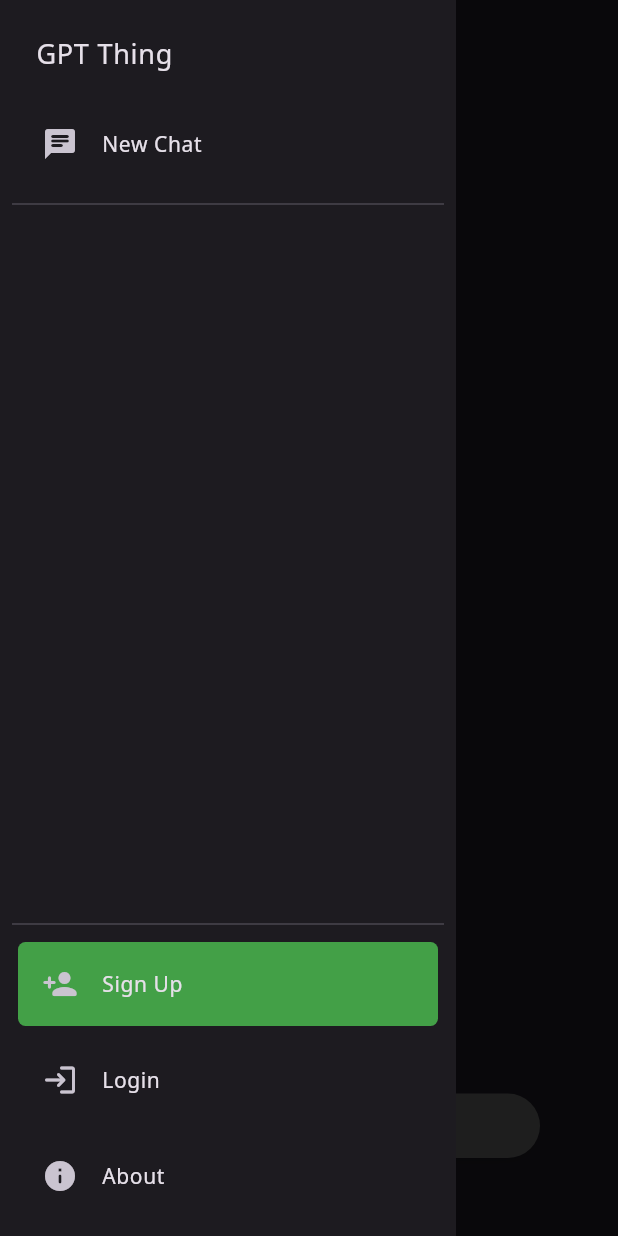
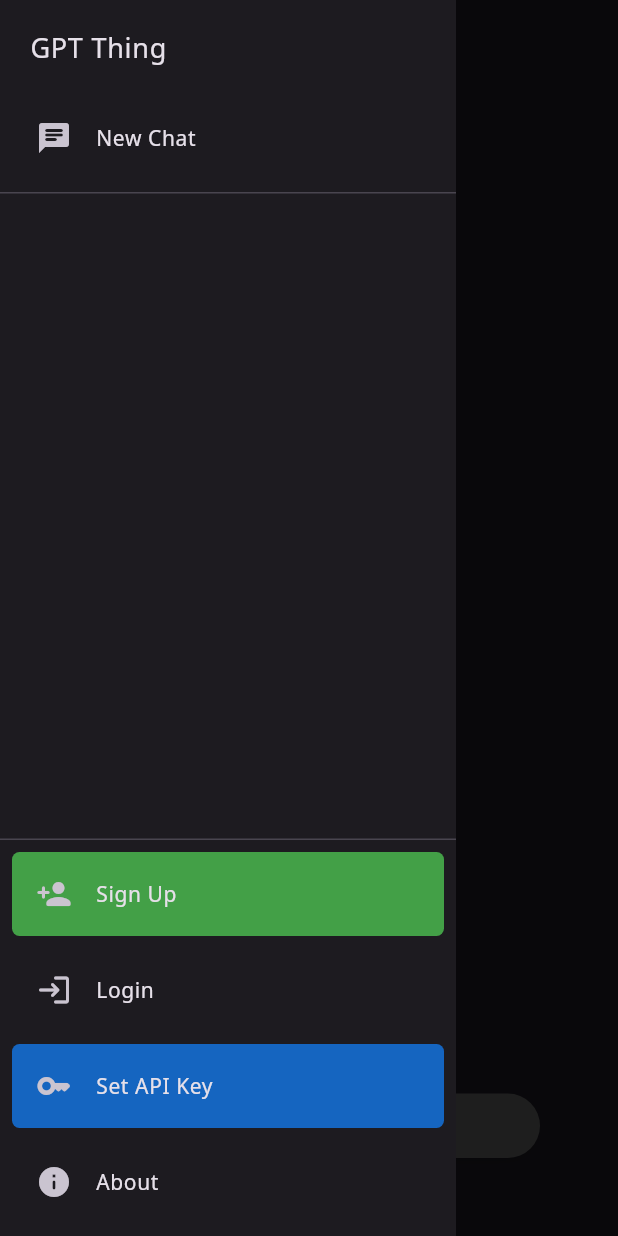
Before and after one commit to coleritchiee/gpt_thing, a Flutter app: the screen it shows after launch, with the side drawer open, on a phone screen of 412 x 824 dp. Run offline on Flutter 3.47's test engine with Material 3 defaults, Android fonts, the phone set to English and light mode, and no system bars; our stand-ins replace cached_network_image, cloud_firestore, firebase_auth, firebase_core, firebase_storage, font_awesome_flutter and 3 more; missing offline and left inert: dart_openai; accounts and stored records are empty; generated files the repository leaves out were written again.

Commit message:
Fix home drawer visual bugs and style
It's about time. Honestly not much changed, but it needed to be done.

```diff
--- a/lib/home/home_drawer.dart
+++ b/lib/home/home_drawer.dart
@@ -27,8 +27,10 @@ class HomeDrawer extends StatelessWidget {
   Widget build(BuildContext context) {
     return Drawer(
       shape: const LinearBorder(),
-      child: Padding(
-        padding: const EdgeInsets.all(8.0),
+      child: Column(
+        children: [
+          Padding(
+            padding: const EdgeInsets.all(4),
             child: Column(
               children: [
                 const ListTile(
@@ -51,16 +53,21 @@ class HomeDrawer extends StatelessWidget {
                     },
                   ),
                 ),
-            const Divider(),
+              ],
+            ),
+          ),
+          const Divider(height: 1),
           Expanded(
             child: ListenableBuilder(
                 listenable: ids,
                 builder: (context, snapshot) {
                   return ListView.separated(
                     itemCount: ids.size(),
-                      separatorBuilder: (context, index) => const Divider(),
+                    separatorBuilder: (context, index) => const Divider(height: 1),
                     itemBuilder: (context, index) {
-                        return ChatSidebarButton(
+                      return Material(
+                        color: Colors.transparent,
+                        child: ChatSidebarButton(
                           title: ids.get(index).title,
                           onRename: () {
                             _showRenameDialog(
@@ -73,12 +80,17 @@ class HomeDrawer extends StatelessWidget {
                             onIdClick(ids.get(index));
                             Navigator.pop(context);
                           },
+                        ),
                       );
                     },
                   );
                 }),
           ),
-            const Divider(),
+          const Divider(height: 1),
+          Padding(
+            padding: const EdgeInsets.all(4),
+            child: Column(
+              children: [
                 StreamBuilder<User?>(
                   stream: FirebaseAuth.instance.authStateChanges(),
                   builder: (context, snapshot) {
@@ -146,6 +158,14 @@ class HomeDrawer extends StatelessWidget {
                                 },
                               ),
                             ),
+                          ],
+                        );
+                      }
+                    } else {
+                      return const CircularProgressIndicator();
+                    }
+                  },
+                ),
                 StatefulBuilder(builder: (context, setState) {
                   return Padding(
                     padding: const EdgeInsets.all(4.0),
@@ -173,14 +193,6 @@ class HomeDrawer extends StatelessWidget {
                     ),
                   );
                 }),
-                      ],
-                    );
-                  }
-                } else {
-                  return const CircularProgressIndicator();
-                }
-              },
-            ),
                 Padding(
                   padding: const EdgeInsets.all(4.0),
                   child: ListTile(
@@ -199,6 +211,8 @@ class HomeDrawer extends StatelessWidget {
                 ),
               ],
             ),
+          ),
+        ],
       ),
     );
   }
```
Also changed, not shown: lib/home/chat_sidebar_button.dart (+12 -4 lines). Lines whose indentation alone changed are shown as unchanged.
